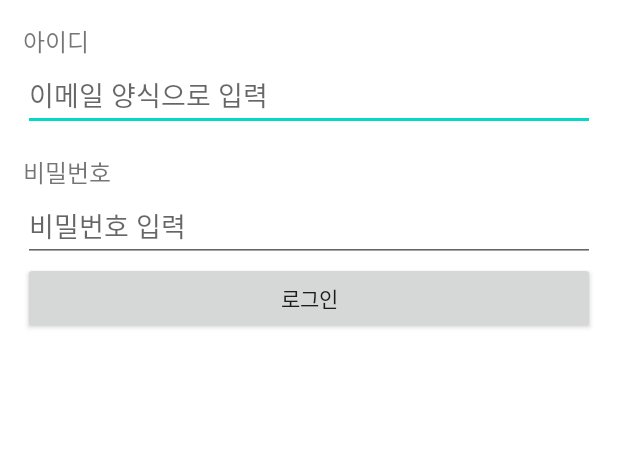
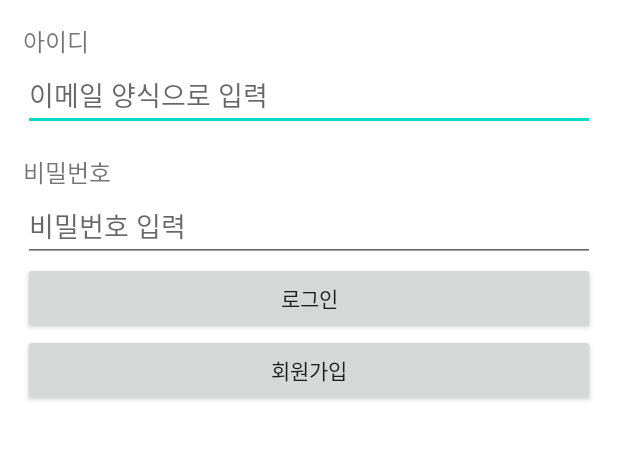
Before and after one commit to cho881020/Daily10Minutes_20200927, an Android app: the screen it shows after launch (MainActivity before the commit, LoginActivity after it), on a phone screen of 412 x 824 dp, the part 332-792 px from its top. Run offline under Robolectric (Android 15) with nearby library versions, the phone set to English and light mode, and no system bars.

Commit message:
회원가입 화면 추가

```diff
--- a/app/src/main/AndroidManifest.xml
+++ b/app/src/main/AndroidManifest.xml
@@ -10,9 +10,10 @@
         android:label="@string/app_name"
         android:roundIcon="@mipmap/ic_launcher_round"
         android:supportsRtl="true"
-        android:usesCleartextTraffic="true"
-        android:theme="@style/AppTheme">
-        <activity android:name=".MainActivity">
+        android:theme="@style/AppTheme"
+        android:usesCleartextTraffic="true">
+        <activity android:name=".SignUpActivity"></activity>
+        <activity android:name=".LoginActivity">
             <intent-filter>
                 <action android:name="android.intent.action.MAIN" />
 
--- a/app/src/main/java/kr/co/tjoeun/daily10minutes_20200927/MainActivity.kt
+++ b/app/src/main/java/kr/co/tjoeun/daily10minutes_20200927/LoginActivity.kt
@@ -1,18 +1,17 @@
 package kr.co.tjoeun.daily10minutes_20200927
 
-import androidx.appcompat.app.AppCompatActivity
 import android.os.Bundle
 import android.util.Log
 import android.widget.Toast
-import kotlinx.android.synthetic.main.activity_main.*
+import kotlinx.android.synthetic.main.activity_login.*
 import kr.co.tjoeun.daily10minutes_20200927.utils.ServerUtil
 import org.json.JSONObject
 
-class MainActivity : BaseActivity() {
+class LoginActivity : BaseActivity() {
 
     override fun onCreate(savedInstanceState: Bundle?) {
         super.onCreate(savedInstanceState)
-        setContentView(R.layout.activity_main)
+        setContentView(R.layout.activity_login)
         setupEvents()
         setValues()
     }
--- a/app/src/main/res/layout/activity_main.xml
+++ b/app/src/main/res/layout/activity_login.xml
@@ -7,7 +7,7 @@
     android:orientation="vertical"
     android:padding="15dp"
     android:background="@color/white"
-    tools:context=".MainActivity">
+    tools:context=".LoginActivity">
 
     <LinearLayout
         android:layout_width="match_parent"
@@ -56,4 +56,11 @@
         android:layout_height="wrap_content"
         android:text="로그인" />
 
+    <Button
+        android:id="@+id/signUpBtn"
+        android:layout_width="match_parent"
+        android:layout_height="wrap_content"
+        android:text="회원가입" />
+
+
 </LinearLayout>
```
Also changed, not shown: app/src/main/java/kr/co/tjoeun/daily10minutes_20200927/SignUpActivity.kt (added, +23 -0 lines), app/src/main/res/layout/activity_sign_up.xml (added, +71 -0 lines).
